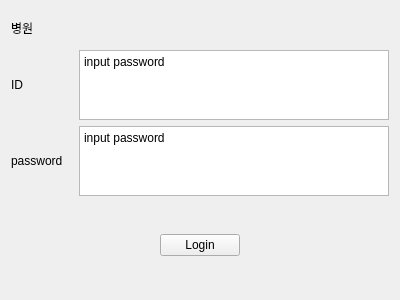
Qt form Hospital_Terminal/login.ui (Heo157/Project-Hospital-Autonomous-Wheelchair) before a commit.
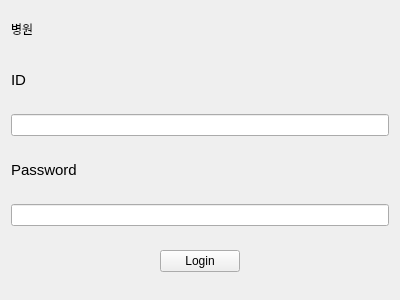
The same form after that commit.

Patch:
```diff
--- a/Hospital_Terminal/login.ui
+++ b/Hospital_Terminal/login.ui
@@ -15,7 +15,7 @@
   </property>
   <layout class="QVBoxLayout" name="verticalLayout_2">
    <item>
-    <layout class="QVBoxLayout" name="verticalLayout" stretch="2,5,2,2,2">
+    <layout class="QVBoxLayout" name="verticalLayout" stretch="2,10,1,2,1">
      <item>
       <widget class="QLabel" name="label">
        <property name="autoFillBackground">
@@ -27,56 +27,36 @@
       </widget>
      </item>
      <item>
-      <layout class="QVBoxLayout" name="verticalLayout_3">
-       <item>
-        <layout class="QHBoxLayout" name="horizontalLayout" stretch="1,5">
+      <layout class="QVBoxLayout" name="verticalLayout_3" stretch="1,2,1,2">
          <item>
           <widget class="QLabel" name="label_2">
+         <property name="font">
+          <font>
+           <pointsize>11</pointsize>
+          </font>
+         </property>
            <property name="text">
             <string>ID</string>
            </property>
           </widget>
          </item>
          <item>
-          <widget class="QTextEdit" name="textEdit">
-           <property name="html">
-            <string>&lt;!DOCTYPE HTML PUBLIC &quot;-//W3C//DTD HTML 4.0//EN&quot; &quot;http://www.w3.org/TR/REC-html40/strict.dtd&quot;&gt;
-&lt;html&gt;&lt;head&gt;&lt;meta name=&quot;qrichtext&quot; content=&quot;1&quot; /&gt;&lt;meta charset=&quot;utf-8&quot; /&gt;&lt;style type=&quot;text/css&quot;&gt;
-p, li { white-space: pre-wrap; }
-hr { height: 1px; border-width: 0; }
-li.unchecked::marker { content: &quot;\2610&quot;; }
-li.checked::marker { content: &quot;\2612&quot;; }
-&lt;/style&gt;&lt;/head&gt;&lt;body style=&quot; font-family:'맑은 고딕'; font-size:9pt; font-weight:400; font-style:normal;&quot;&gt;
-&lt;p style=&quot; margin-top:0px; margin-bottom:0px; margin-left:0px; margin-right:0px; -qt-block-indent:0; text-indent:0px;&quot;&gt;&lt;span style=&quot; color:#000000;&quot;&gt;input password&lt;/span&gt;&lt;/p&gt;&lt;/body&gt;&lt;/html&gt;</string>
-           </property>
-          </widget>
-         </item>
-        </layout>
-       </item>
-       <item>
-        <layout class="QHBoxLayout" name="horizontalLayout_3" stretch="1,5">
+        <widget class="QLineEdit" name="lineEdit"/>
+       </item>
          <item>
           <widget class="QLabel" name="label_3">
+         <property name="font">
+          <font>
+           <pointsize>11</pointsize>
+          </font>
+         </property>
            <property name="text">
-            <string>password</string>
+          <string>Password</string>
            </property>
           </widget>
          </item>
          <item>
-          <widget class="QTextEdit" name="textEdit_2">
-           <property name="html">
-            <string>&lt;!DOCTYPE HTML PUBLIC &quot;-//W3C//DTD HTML 4.0//EN&quot; &quot;http://www.w3.org/TR/REC-html40/strict.dtd&quot;&gt;
-&lt;html&gt;&lt;head&gt;&lt;meta name=&quot;qrichtext&quot; content=&quot;1&quot; /&gt;&lt;meta charset=&quot;utf-8&quot; /&gt;&lt;style type=&quot;text/css&quot;&gt;
-p, li { white-space: pre-wrap; }
-hr { height: 1px; border-width: 0; }
-li.unchecked::marker { content: &quot;\2610&quot;; }
-li.checked::marker { content: &quot;\2612&quot;; }
-&lt;/style&gt;&lt;/head&gt;&lt;body style=&quot; font-family:'맑은 고딕'; font-size:9pt; font-weight:400; font-style:normal;&quot;&gt;
-&lt;p style=&quot; margin-top:0px; margin-bottom:0px; margin-left:0px; margin-right:0px; -qt-block-indent:0; text-indent:0px;&quot;&gt;input password&lt;/p&gt;&lt;/body&gt;&lt;/html&gt;</string>
-           </property>
-          </widget>
-         </item>
-        </layout>
+        <widget class="QLineEdit" name="lineEdit_2"/>
        </item>
       </layout>
      </item>
```
Lines whose indentation alone changed are shown as unchanged.
